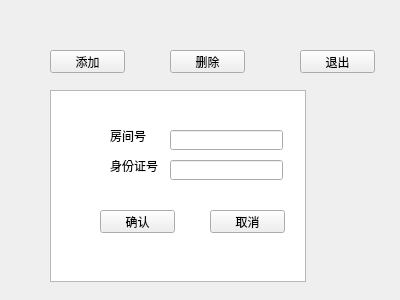
Above: src/server/ui/guestwindow.ui from iYiYaHa/Air-Conditioner before the change. Below: the same form after it.
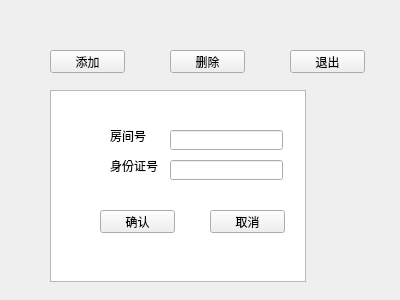
That is the form after the change.

Patch:
```diff
--- a/src/server/ui/guestwindow.ui
+++ b/src/server/ui/guestwindow.ui
@@ -55,7 +55,7 @@
   <widget class="QPushButton" name="QuitBtn">
    <property name="geometry">
     <rect>
-     <x>300</x>
+     <x>290</x>
      <y>50</y>
      <width>75</width>
      <height>23</height>
```
